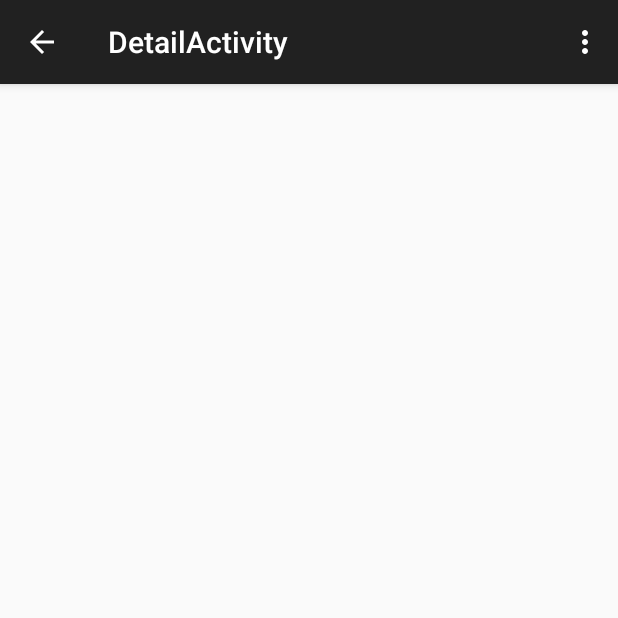
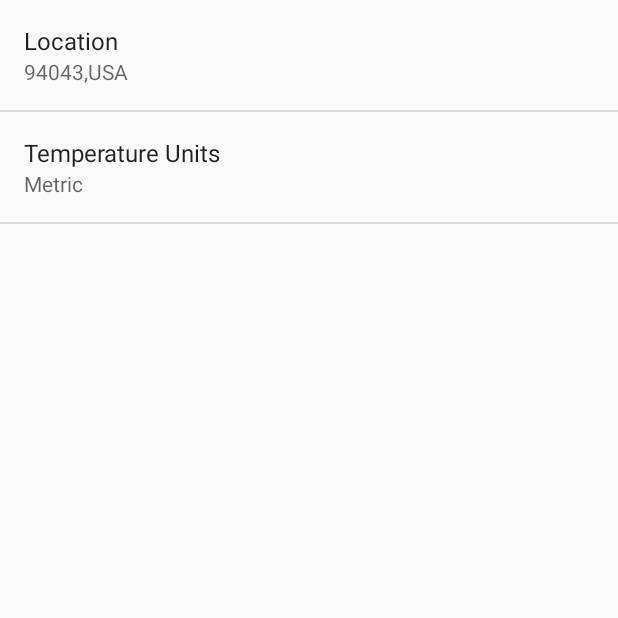
Before and after one commit to DShamaev/MySunshine, an Android app: the DetailActivity screen opened directly, with no data from a screen before it, in the options menu, after a tap on "Settings", on a phone screen of 412 x 824 dp, the top half of it. Run offline under Robolectric (Android 15) with nearby library versions, the phone set to English and light mode, and no system bars; 1 statement that could not run was skipped.

Commit message:
lesson 3 - preferences

```diff
--- a/app/src/main/java/com/example/hikimori911/sunshine/app/DetailActivity.java
+++ b/app/src/main/java/com/example/hikimori911/sunshine/app/DetailActivity.java
@@ -42,6 +42,8 @@ public class DetailActivity extends ActionBarActivity {
 
         //noinspection SimplifiableIfStatement
         if (id == R.id.action_settings) {
+            Intent intent = new Intent(this,SettingsActivity.class);
+            startActivity(intent);
             return true;
         }
 
--- /dev/null
+++ b/app/src/main/java/com/example/hikimori911/sunshine/app/SettingsActivity.java
@@ -0,0 +1,87 @@
+package com.example.hikimori911.sunshine.app;
+
+import android.os.Bundle;
+import android.preference.ListPreference;
+import android.preference.Preference;
+import android.preference.PreferenceActivity;
+import android.preference.PreferenceManager;
+import android.view.Menu;
+import android.view.MenuItem;
+
+
+public class SettingsActivity extends PreferenceActivity
+        implements Preference.OnPreferenceChangeListener {
+
+    @Override
+    public boolean onCreateOptionsMenu(Menu menu) {
+        // Inflate the menu; this adds items to the action bar if it is present.
+        getMenuInflater().inflate(R.menu.menu_settings, menu);
+        return true;
+    }
+
+    @Override
+    public boolean onOptionsItemSelected(MenuItem item) {
+        // Handle action bar item clicks here. The action bar will
+        // automatically handle clicks on the Home/Up button, so long
+        // as you specify a parent activity in AndroidManifest.xml.
+        int id = item.getItemId();
+
+        //noinspection SimplifiableIfStatement
+        if (id == R.id.action_settings) {
+            return true;
+        }
+
+        return super.onOptionsItemSelected(item);
+    }
+
+    @Override
+    public void onCreate(Bundle savedInstanceState) {
+        super.onCreate(savedInstanceState);
+        //setContentView(R.layout.activity_settings);
+        // Add 'general' preferences, defined in the XML file
+        // TODO: Add preferences from XML
+        addPreferencesFromResource(R.xml.pref_general);
+
+        // For all preferences, attach an OnPreferenceChangeListener so the UI summary can be
+        // updated when the preference changes.
+        // TODO: Add preferences
+        bindPreferenceSummaryToValue(findPreference(getString(R.string.pref_location_key)));
+        bindPreferenceSummaryToValue(findPreference(getString(R.string.pref_units_key)));
+    }
+
+    /**
+     * Attaches a listener so the summary is always updated with the preference value.
+     * Also fires the listener once, to initialize the summary (so it shows up before the value
+     * is changed.)
+     */
+    private void bindPreferenceSummaryToValue(Preference preference) {
+        // Set the listener to watch for value changes.
+        preference.setOnPreferenceChangeListener(this);
+
+        // Trigger the listener immediately with the preference's
+        // current value.
+        onPreferenceChange(preference,
+                PreferenceManager
+                        .getDefaultSharedPreferences(preference.getContext())
+                        .getString(preference.getKey(), ""));
+    }
+
+    @Override
+    public boolean onPreferenceChange(Preference preference, Object value) {
+        String stringValue = value.toString();
+
+        if (preference instanceof ListPreference) {
+            // For list preferences, look up the correct display value in
+            // the preference's 'entries' list (since they have separate labels/values).
+            ListPreference listPreference = (ListPreference) preference;
+            int prefIndex = listPreference.findIndexOfValue(stringValue);
+            if (prefIndex >= 0) {
+                preference.setSummary(listPreference.getEntries()[prefIndex]);
+            }
+        } else {
+            // For other preferences, set the summary to the value's simple string representation.
+            preference.setSummary(stringValue);
+        }
+        return true;
+    }
+}
--- /dev/null
+++ b/app/src/main/res/menu/menu_settings.xml
@@ -0,0 +1,7 @@
+<menu xmlns:android="http://schemas.android.com/apk/res/android"
+    xmlns:app="http://schemas.android.com/apk/res-auto"
+    xmlns:tools="http://schemas.android.com/tools"
+    tools:context="com.example.hikimori911.sunshine.app.SettingsActivity">
+    <item android:id="@+id/action_settings" android:title="@string/action_settings"
+        android:orderInCategory="100" app:showAsAction="never" />
+</menu>
--- /dev/null
+++ b/app/src/main/res/values/pref_units_entries.xml
@@ -0,0 +1,8 @@
+<?xml version="1.0" encoding="utf-8"?>
+<resources>
+    <string-array
+        name="pref_units_entries">
+        <item>Metric</item>
+        <item>Imperial</item>
+    </string-array>
+</resources>
--- /dev/null
+++ b/app/src/main/res/values/pref_units_values.xml
@@ -0,0 +1,8 @@
+<?xml version="1.0" encoding="utf-8"?>
+<resources>
+    <string-array
+        name="pref_units_values">
+        <item>Metric</item>
+        <item>Imperial</item>
+    </string-array>
+</resources>
--- a/app/src/main/res/values/strings.xml
+++ b/app/src/main/res/values/strings.xml
@@ -5,6 +5,16 @@
     <string name="hello_world">Hello world!</string>
     <string name="action_settings">Settings</string>
     <string name="action_refresh">Refresh</string>
-    <string name="title_activity_detail">DetailActivity</string>
+    <string name="title_activity_detail">Details</string>
+    <string name="title_activity_settings">Settings</string>
+
+    <string name="pref_location_label">Location</string>
+    <string name="pref_location_key" translatable="false">location</string>
+    <string name="pref_location_default"  translatable="false">94043,USA</string>
+
+    <string name="pref_units_label">Temperature Units</string>
+    <string name="pref_units_key" translatable="false">units</string>
+    <string name="pref_units_type_metric">Metric</string>
+    <string name="pref_units_type_imperial">Imperial</string>
 
 </resources>
--- /dev/null
+++ b/app/src/main/res/xml/pref_general.xml
@@ -0,0 +1,18 @@
+<?xml version="1.0" encoding="utf-8"?>
+<PreferenceScreen xmlns:android="http://schemas.android.com/apk/res/android">
+    <EditTextPreference
+        android:title="@string/pref_location_label"
+        android:key="@string/pref_location_key"
+        android:defaultValue="@string/pref_location_default"
+        android:inputType="text"
+        android:singleLine="true"
+        />
+
+    <ListPreference
+        android:key="@string/pref_units_key"
+        android:title="@string/pref_units_label"
+        android:dialogTitle="@string/pref_units_label"
+        android:entries="@array/pref_units_entries"
+        android:entryValues="@array/pref_units_values"
+        android:defaultValue="@string/pref_units_type_metric" />
+</PreferenceScreen>
```
Also changed, not shown: app/src/main/AndroidManifest.xml (+12 -1 lines), app/src/main/java/com/example/hikimori911/sunshine/app/ForecastFragment.java (+19 -12 lines), app/src/main/java/com/example/hikimori911/sunshine/app/MainActivity.java (+3 -17 lines), app/src/main/java/com/example/hikimori911/sunshine/app/WeatherDataParser.java (+17 -3 lines), app/src/main/res/layout/activity_settings.xml (added, +12 -0 lines).
